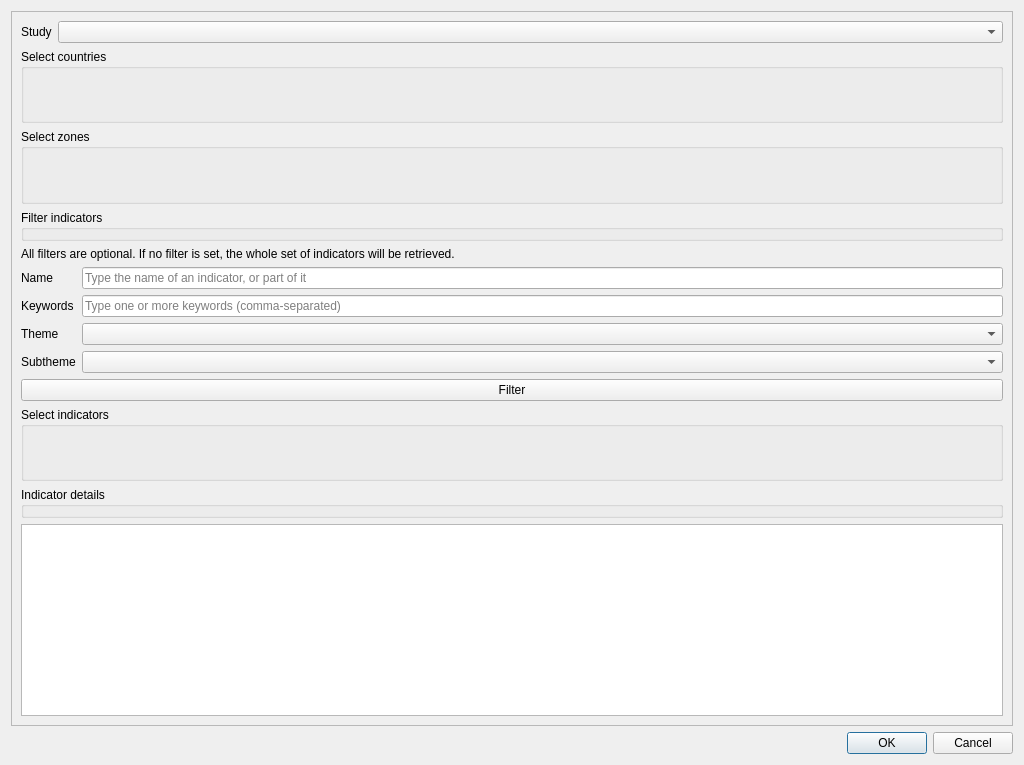
gem/oq-irmt-qgis, file oq_irmt/ui/ui_select_sv_variables.ui: the form before one commit.
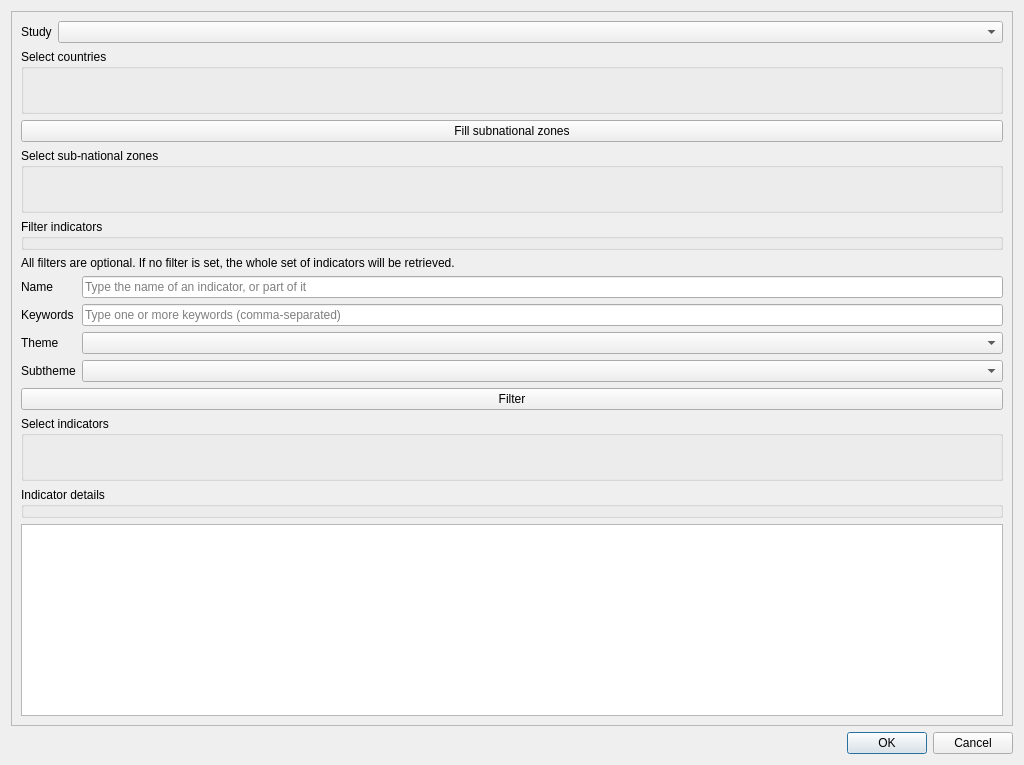
The form after the commit. Custom widgets are drawn as their Qt base class.

Commit message: Two separate workflows for downloading subnational zones or countries

What changed in the file:
```diff
--- a/oq_irmt/ui/ui_select_sv_variables.ui
+++ b/oq_irmt/ui/ui_select_sv_variables.ui
@@ -65,6 +65,13 @@
          </property>
         </widget>
        </item>
+       <item>
+        <widget class="QPushButton" name="fill_zones_btn">
+         <property name="text">
+          <string>Fill subnational zones</string>
+         </property>
+        </widget>
+       </item>
        <item>
         <widget class="ListMultiSelectWidget" name="zone_multiselect">
          <property name="sizePolicy">
@@ -74,7 +81,7 @@
           </sizepolicy>
          </property>
          <property name="title">
-          <string>Select zones</string>
+          <string>Select sub-national zones</string>
          </property>
         </widget>
        </item>
```
Left out of the diff: 1 changed line with no effect on the pictures. The commit also changes 5 other files.
